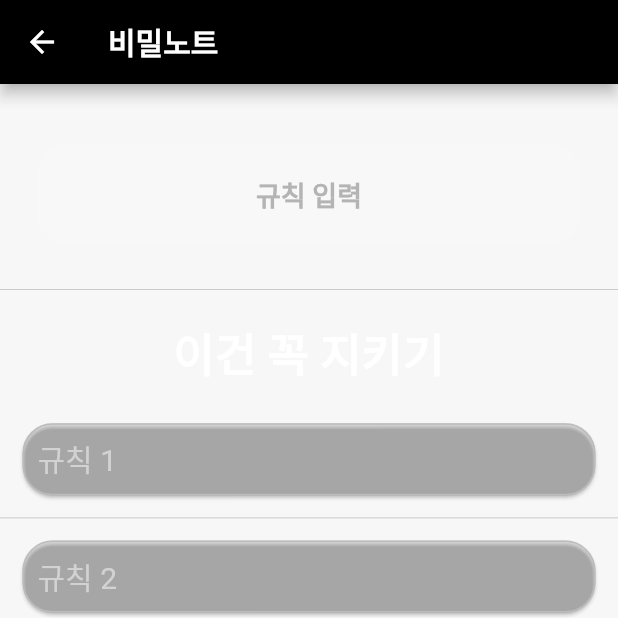
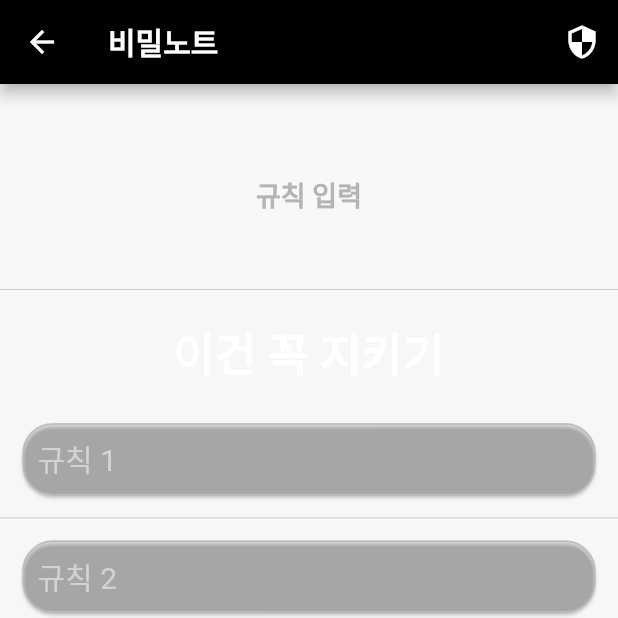
Before and after one commit to ilm0925/flutter-sceret-note, a Flutter app: the MyApp screen opened by its route, on a phone screen of 412 x 824 dp, the top half of it. Run offline on Flutter 3.47's test engine with Material 2 defaults, Android fonts, the phone set to English and light mode, and no system bars; our stand-ins replace shared_preferences; missing offline and left inert: dart:ffi, encrypt; accounts and stored records are empty.

Commit message:
store설치

```diff
--- a/lib/Custom_Widgets.dart
+++ b/lib/Custom_Widgets.dart
@@ -4,14 +4,35 @@ import 'dart:ffi';
 
 import 'package:flutter/material.dart';
 
-AppBar Nav() {
+AppBar Nav(bool isLogin) {
+  if (isLogin) {
+    return AppBar(
+        backgroundColor: Colors.black,
+        title: const Text(
+          "비밀노트",
+          style: TextStyle(fontWeight: FontWeight.bold),
+        ),
+        actions: <Widget>[
+          new IconButton(
+            icon: const Icon(Icons.security),
+            tooltip: 'Hi!',
+            onPressed: () => {},
+          ),
+        ]);
+  }
   return AppBar(
-        backgroundColor: Colors.black,
-        title: const Text("비밀노트", style: TextStyle(fontWeight: FontWeight.bold),),
-      );
+    backgroundColor: Colors.black,
+    title: const Text(
+      "비밀노트",
+      style: TextStyle(fontWeight: FontWeight.bold),
+    ),
+  );
 }
 
 @override
-Text C_Text(String text , Color color , double size){
-  return Text(text , style: TextStyle(color: color ,fontSize: size),);
+Text C_Text(String text, Color color, double size) {
+  return Text(
+    text,
+    style: TextStyle(color: color, fontSize: size),
+  );
 }
--- a/lib/login.dart
+++ b/lib/login.dart
@@ -1,5 +1,6 @@
 import 'package:flutter/material.dart';
 import 'package:secret_note/Custom_Widgets.dart';
+import 'package:shared_preferences/shared_preferences.dart';
 
 class Login extends StatefulWidget {
   const Login({super.key});
@@ -10,11 +11,12 @@ class Login extends StatefulWidget {
 
 class _LoginState extends State<Login> {
   TextEditingController passwordController = TextEditingController();
+
   @override
   Widget build(BuildContext context) {
     return Scaffold(
       backgroundColor: const Color.fromARGB(31, 188, 188, 188),
-      appBar: Nav(),
+      appBar: Nav(false),
       body: Center(
         child: SizedBox(
           width: MediaQuery.of(context).size.width - 50,
--- a/lib/main.dart
+++ b/lib/main.dart
@@ -44,7 +44,7 @@ class _MyAppState extends State<MyApp> {
 
     return Scaffold(
       backgroundColor: const Color.fromARGB(31, 188, 188, 188),
-      appBar: Nav(),
+      appBar: Nav(true),
       body: SingleChildScrollView(
         child: Column(
           crossAxisAlignment: CrossAxisAlignment.center,
--- a/pubspec.yaml
+++ b/pubspec.yaml
@@ -33,6 +33,7 @@ dependencies:
     sdk: flutter
   encrypt: ^5.0.1
   crypto: ^3.0.2
+  shared_preferences: ^2.0.15
 
 
   # The following adds the Cupertino Icons font to your application.
```
Also changed, not shown: pubspec.lock.
